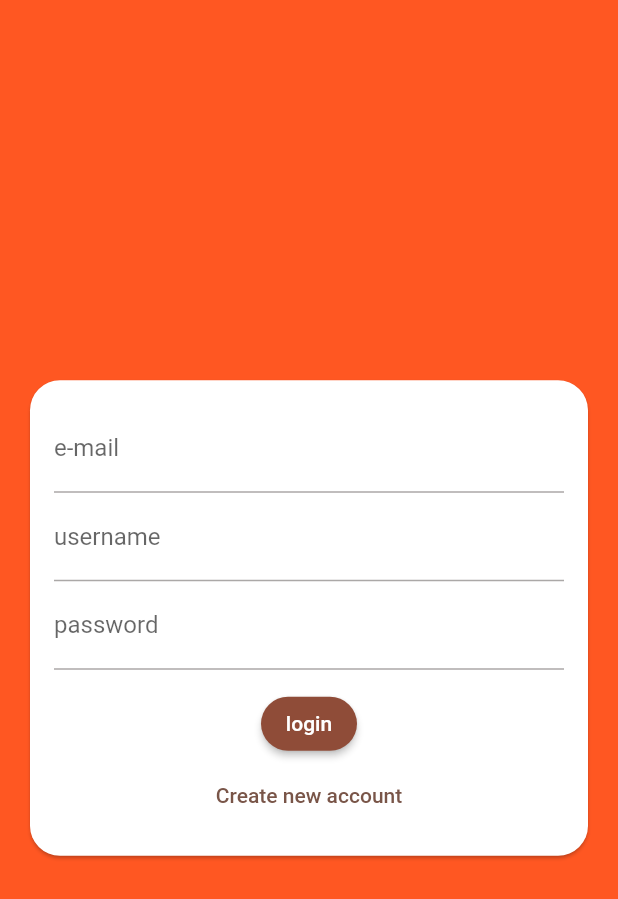
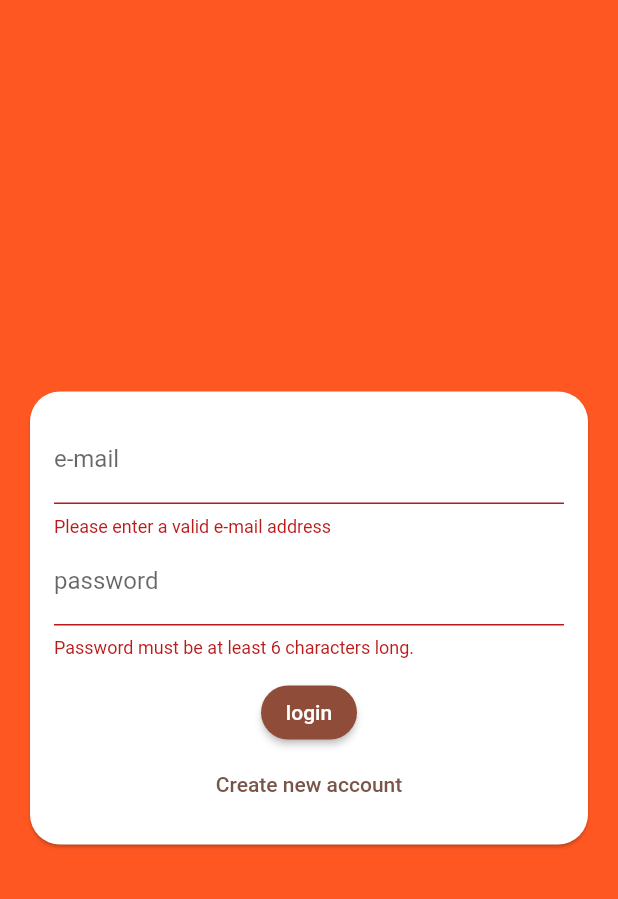
Before and after one commit to denosg/chat_app, a Flutter app: the screen it shows after launch, after a tap on "login", on a phone screen of 412 x 824 dp. Shown: the top 899 px of the screen. Run offline on Flutter 3.47's test engine with Material 2 defaults, Android fonts, the phone set to English and light mode, and no system bars; our stand-ins replace cloud_firestore, firebase_core, flutter_dotenv; accounts and stored records are empty.

Commit message:
added auth validators

```diff
--- a/lib/widgets/auth/auth_form.dart
+++ b/lib/widgets/auth/auth_form.dart
@@ -8,6 +8,25 @@ class AuthForm extends StatefulWidget {
 }
 
 class _AuthFormState extends State<AuthForm> {
+  final _formKey = GlobalKey<FormState>();
+
+  bool _isLogin = true;
+
+  String _userEmail = '';
+  String _username = '';
+  String _userPassword = '';
+
+  void _trySubmit() {
+    final isValid = _formKey.currentState!.validate();
+    FocusScope.of(context).unfocus();
+
+    if (isValid) {
+      _formKey.currentState!.save();
+
+      // use the values to send our auth request to firebase
+    }
+  }
+
   @override
   Widget build(BuildContext context) {
     return Center(
@@ -18,29 +37,66 @@ class _AuthFormState extends State<AuthForm> {
           child: Padding(
             padding: const EdgeInsets.all(16),
             child: Form(
+              key: _formKey,
               child: Column(
                 mainAxisSize: MainAxisSize.min,
                 children: [
                   TextFormField(
+                    key: ValueKey('e-mail'),
+                    validator: (value) {
+                      if (value == null || !value.contains('@')) {
+                        return 'Please enter a valid e-mail address';
+                      }
+                      return null;
+                    },
                     keyboardType: TextInputType.emailAddress,
-                    decoration: InputDecoration(labelText: 'e-mail'),
+                    decoration: const InputDecoration(labelText: 'e-mail'),
+                    onSaved: (value) {
+                      _userEmail = value!;
+                    },
                   ),
+                  if (!_isLogin)
+                    TextFormField(
+                      key: ValueKey('username'),
+                      validator: (value) {
+                        if (value == null || value.length < 4) {
+                          'Please enter at least 4 characters';
+                        }
+                        return null;
+                      },
+                      decoration: const InputDecoration(labelText: 'username'),
+                      onSaved: (value) {
+                        _username = value!;
+                      },
+                    ),
                   TextFormField(
-                    decoration: InputDecoration(labelText: 'username'),
-                  ),
-                  TextFormField(
+                    key: ValueKey('password'),
+                    validator: (value) {
+                      if (value == null || value.length < 6) {
+                        return 'Password must be at least 6 characters long.';
+                      }
+                    },
                     decoration: InputDecoration(labelText: 'password'),
                     obscureText: true,
+                    onSaved: (value) {
+                      _userPassword = value!;
+                    },
                   ),
                   const SizedBox(height: 12),
                   ElevatedButton(
-                    onPressed: () {},
-                    child: Text('login'),
+                    onPressed: _trySubmit,
+                    child: Text(_isLogin ? 'login' : 'signup'),
                   ),
                   TextButton(
-                    onPressed: () {},
+                    onPressed: () {
+                      setState(() {
+                        _isLogin = !_isLogin;
+                      });
+                    },
                     child: Text(
-                      'Create new account',
+                      _isLogin
+                          ? 'Create new account'
+                          : 'I already have an account',
                       style: TextStyle(
                           color: Theme.of(context).colorScheme.secondary),
                     ),
```
